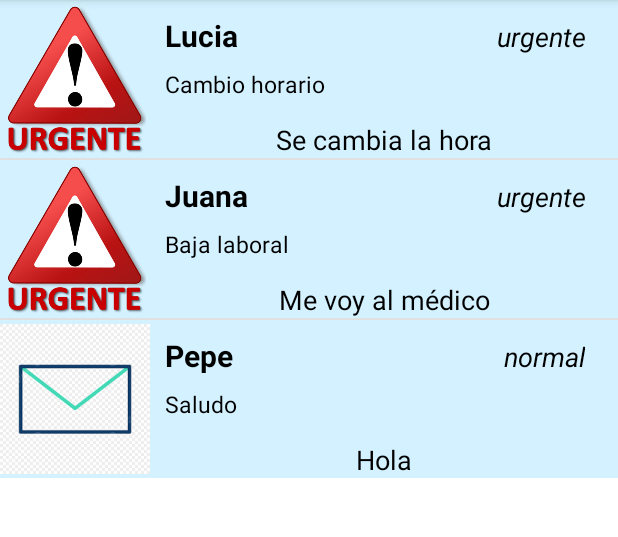
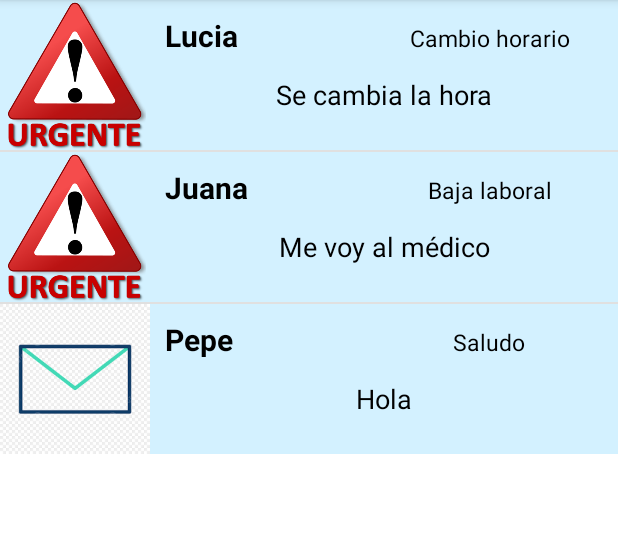
Before and after one commit to Juana1105/GestionCentroDocente, an Android app: the PantallaNotificaciones screen opened directly, with no data from a screen before it, on a phone screen of 412 x 824 dp, the part 84-621 px from its top. Run offline under Robolectric (Android 15) with nearby library versions, the phone set to English and light mode, and no system bars.

Commit message:
quitar componente tipo de notificacion de 'notificacion'

```diff
--- a/app/src/main/java/com/example/gestioncentrodocente/Adaptador.java
+++ b/app/src/main/java/com/example/gestioncentrodocente/Adaptador.java
@@ -34,13 +34,11 @@ public class Adaptador extends ArrayAdapter<Notificacion> {
 
         ImageView imagen =(ImageView) elemento.findViewById(R.id.imagenNotificacionLista);
         TextView textoNombreEmisor= (TextView) elemento.findViewById(R.id.textViewEmisor);
-        TextView textoTipoNotificacion= (TextView) elemento.findViewById(R.id.textViewTipoNot);
         TextView textoAsunto= (TextView) elemento.findViewById(R.id.textViewAsunto);
         TextView textoMensaje=(TextView) elemento.findViewById(R.id.textViewMensaje);
 
         imagen.setImageResource(lista.get(position).getFoto());
         textoNombreEmisor.setText(lista.get(position).getNombreEmisor());
-        textoTipoNotificacion.setText(lista.get(position).getTipoNotificacion());
         textoAsunto.setText(lista.get(position).getAsunto());
         textoMensaje.setText(lista.get(position).getMensaje());
 
--- a/app/src/main/java/com/example/gestioncentrodocente/Notificacion.java
+++ b/app/src/main/java/com/example/gestioncentrodocente/Notificacion.java
@@ -3,16 +3,14 @@ package com.example.gestioncentrodocente;
 public class Notificacion {
 
     String nombreEmisor;
-    String tipoNotificacion;
     String asunto;
     String mensaje;
     int foto;
     public Notificacion(){
 
     }
-    public Notificacion(String nombreEmisor, String tipoNotificacion, String asunto, String mensaje, int foto) {
+    public Notificacion(String nombreEmisor, String asunto, String mensaje, int foto) {
         this.nombreEmisor = nombreEmisor;
-        this.tipoNotificacion = tipoNotificacion;
         this.asunto= asunto;
         this.mensaje=mensaje;
         this.foto=foto;
@@ -26,13 +24,6 @@ public class Notificacion {
         this.nombreEmisor = nombreEmisor;
     }
 
-    public String getTipoNotificacion() {
-        return tipoNotificacion;
-    }
-
-    public void setTipoNotificacion(String tipoNotificacion) {
-        this.tipoNotificacion = tipoNotificacion;
-    }
 
     public String getAsunto() {
         return asunto;
--- a/app/src/main/java/com/example/gestioncentrodocente/PantallaNotificaciones.java
+++ b/app/src/main/java/com/example/gestioncentrodocente/PantallaNotificaciones.java
@@ -16,9 +16,9 @@ public class PantallaNotificaciones extends AppCompatActivity {
 
 
         ArrayList<Notificacion> listaNotificaciones=new ArrayList<>();
-        listaNotificaciones.add(new Notificacion("Lucia","urgente","Cambio horario","Se cambia la hora", R.drawable.urgente));
-        listaNotificaciones.add(new Notificacion("Juana","urgente","Baja laboral","Me voy al médico", R.drawable.urgente));
-        listaNotificaciones.add(new Notificacion("Pepe","normal","Saludo","Hola", R.drawable.normal));
+        listaNotificaciones.add(new Notificacion("Lucia","Cambio horario","Se cambia la hora", R.drawable.urgente));
+        listaNotificaciones.add(new Notificacion("Juana","Baja laboral","Me voy al médico", R.drawable.urgente));
+        listaNotificaciones.add(new Notificacion("Pepe","Saludo","Hola", R.drawable.normal));
 
         ListView vistaLista=(ListView) findViewById(R.id.listadoNotificaciones);
 
--- a/app/src/main/res/layout/elemento_lista.xml
+++ b/app/src/main/res/layout/elemento_lista.xml
@@ -46,30 +46,23 @@
             android:layout_height="wrap_content"
             android:textStyle="bold">
         </TextView>
-        <TextView
-            android:id="@+id/textViewTipoNot"
-            android:text="@string/tipoNotificacion"
-            android:textSize="18sp"
-            android:textColor="@color/black"
-            android:layout_width="150dp"
-            android:gravity="right"
-            android:textStyle="italic"
-            android:layout_height="wrap_content"
-            >
-        </TextView>
-        </LinearLayout>
-
 
             <TextView
                 android:id="@+id/textViewAsunto"
                 android:layout_width="match_parent"
                 android:layout_height="20dp"
-            android:layout_marginTop="10dp"
+                android:textAlignment="center"
                 android:text="@string/asunto"
-            android:gravity="left"
                 android:layout_marginLeft="10dp"
                 android:textColor="@color/black"
                 android:textSize="15dp"></TextView>
+
+
+
+        </LinearLayout>
+
+
+
 
         <TextView
         android:id="@+id/textViewMensaje"
```
Lines whose indentation alone changed are shown as unchanged.
